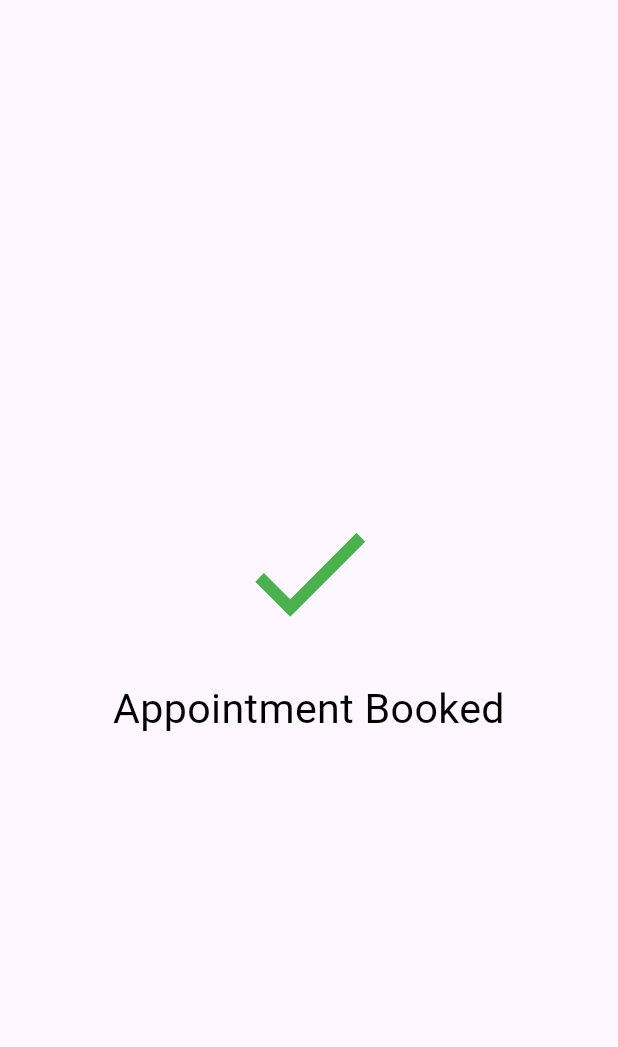
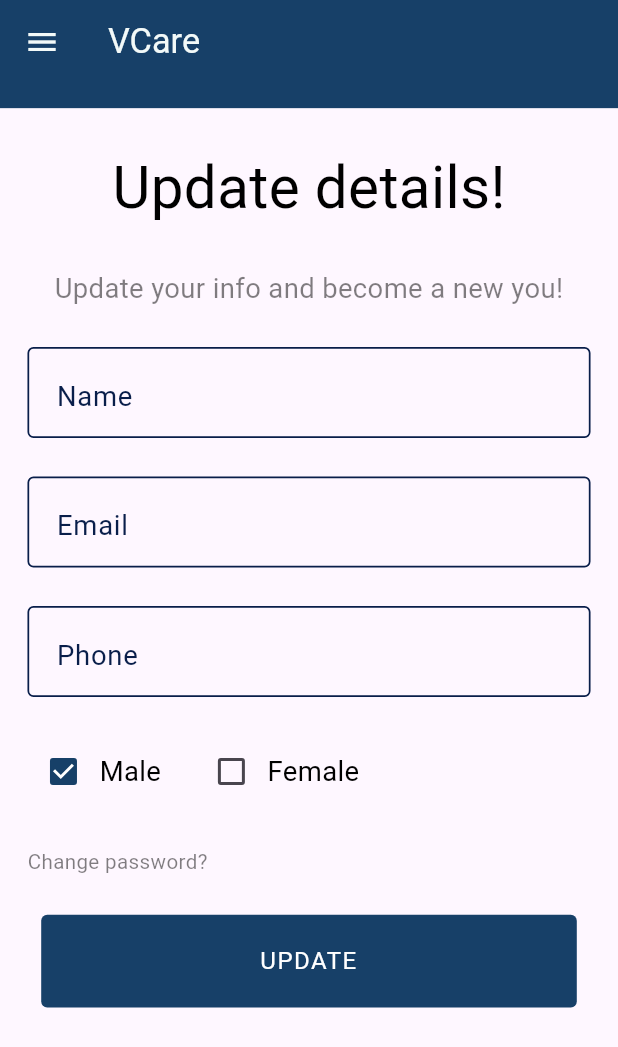
Before and after one commit to ahmedhany20200050/OBA_VCare_App, a Flutter app: the screen it shows after launch, on a phone screen of 412 x 824 dp. Shown: the top 1047 px of the screen. Run offline on Flutter 3.47's test engine with Material 2 defaults, Android fonts, the phone set to English and light mode, and no system bars; our stand-ins replace flutter_bloc, flutter_secure_storage, flutter_svg, google_fonts, shared_preferences; missing offline and left inert: animated_snack_bar.

Commit message:
user profile edit screen UI

```diff
--- a/lib/Features/doctor details(booking)/presentation/views/doctor_details.dart
+++ b/lib/Features/doctor details(booking)/presentation/views/doctor_details.dart
@@ -20,6 +20,12 @@ class _DoctorDetailsState extends State<DoctorDetails> {
   int? selectedTimeIndex;
   bool firsttimeinthispage = true;
   bool isPicked = false;
+
+  @override
+  void initState() {
+    // BlocProvider.of<DoctorDetailsCubit>(context).showDoctorDetails(docId: );
+    super.initState();
+  }
 
   @override
   Widget build(BuildContext context) {
--- a/lib/Features/user_profile/presentation/views/user_profile.dart
+++ b/lib/Features/user_profile/presentation/views/user_profile.dart
@@ -1,4 +1,5 @@
 import 'package:flutter/material.dart';
+import 'package:untitled/Features/user_profile_edit/presentation/views/user_profile_edit.dart';
 import 'package:untitled/core/app_colors.dart';
 import 'package:untitled/core/app_styles.dart';
 import 'package:untitled/core/utils/size_config.dart';
@@ -41,10 +42,13 @@ class UserProfile extends StatelessWidget {
                       color: AppColors.colorBlack.withOpacity(0.5),
                     ),
                   ),
-                  Icon(
-                    Icons.edit,
-                    size: 20,
-                    color: AppColors.colorBlack.withOpacity(0.5),
+                  GestureDetector(
+                    onTap: () => Navigator.of(context).pushNamed(UserProfileEdit.id),
+                    child: Icon(
+                      Icons.edit,
+                      size: 20,
+                      color: AppColors.colorBlack.withOpacity(0.5),
+                    ),
                   ),
                 ],
               ),
--- /dev/null
+++ b/lib/Features/user_profile_edit/presentation/views/user_profile_edit.dart
@@ -0,0 +1,163 @@
+// ignore_for_file: body_might_complete_normally_nullable
+
+import 'package:flutter/material.dart';
+import 'package:untitled/core/app_colors.dart';
+import 'package:untitled/core/app_styles.dart';
+import 'package:untitled/core/utils/size_config.dart';
+import 'package:untitled/core/widgets/custom_app_bar.dart';
+import 'package:untitled/core/widgets/custom_text_form_field.dart';
+
+class UserProfileEdit extends StatefulWidget {
+  const UserProfileEdit({super.key});
+  static String id = "UserProfileEdit";
+
+  @override
+  State<UserProfileEdit> createState() => _UserProfileEditState();
+}
+
+class _UserProfileEditState extends State<UserProfileEdit> {
+  GlobalKey<FormState> formkey = GlobalKey();
+  TextEditingController name = TextEditingController();
+  TextEditingController email = TextEditingController();
+  TextEditingController phone = TextEditingController();
+  bool isMale = true;
+
+  @override
+  Widget build(BuildContext context) {
+    return Scaffold(
+      appBar: const CustomAppBar(),
+      drawer: const Drawer(),
+      body: Padding(
+        padding: EdgeInsets.symmetric(
+          horizontal: 16 * SizeConfig.horizontalBlock,
+          vertical: 20 * SizeConfig.verticalBlock,
+        ),
+        child: SingleChildScrollView(
+          child: Form(
+            key: formkey,
+            child: Column(
+              crossAxisAlignment: CrossAxisAlignment.center,
+              children: [
+                Text(
+                  'Update details!',
+                  style: AppStyles.textStyle34w400roboto,
+                ),
+                SizedBox(
+                  height: 20 * SizeConfig.verticalBlock,
+                ),
+                Text(
+                  'Update your info and become a new you!',
+                  textAlign: TextAlign.center,
+                  style: AppStyles.textStyle34w400roboto.copyWith(
+                    fontSize: 16 * SizeConfig.textRatio,
+                    color: AppColors.colorBlack.withOpacity(0.5),
+                  ),
+                ),
+                SizedBox(
+                  height: 20 * SizeConfig.verticalBlock,
+                ),
+                CustomTextFormField(
+                  controller: name,
+                  hintText: 'Name',
+                  validator: (p0) {},
+                ),
+                SizedBox(
+                  height: 20 * SizeConfig.verticalBlock,
+                ),
+                CustomTextFormField(
+                  controller: email,
+                  hintText: 'Email',
+                  validator: (p0) {},
+                ),
+                SizedBox(
+                  height: 20 * SizeConfig.verticalBlock,
+                ),
+                CustomTextFormField(
+                  controller: phone,
+                  hintText: 'Phone',
+                  validator: (p0) {},
+                ),
+                SizedBox(
+                  height: 20 * SizeConfig.verticalBlock,
+                ),
+                Row(
+                  children: [
+                    Checkbox(
+                        activeColor: AppColors.primaryColor,
+                        value: isMale,
+                        onChanged: (value) {
+                          setState(() {
+                            isMale = true;
+                          });
+                        }),
+                    Text(
+                      "Male",
+                      style: AppStyles.textStyle34w400roboto.copyWith(
+                        fontSize: 16 * SizeConfig.textRatio,
+                      ),
+                    ),
+                    SizedBox(
+                      width: 20 * SizeConfig.horizontalBlock,
+                    ),
+                    Checkbox(
+                        activeColor: AppColors.primaryColor,
+                        value: !isMale,
+                        onChanged: (value) {
+                          setState(() {
+                            isMale = false;
+                          });
+                        }),
+                    Text(
+                      "Female",
+                      style: AppStyles.textStyle34w400roboto.copyWith(
+                        fontSize: 16 * SizeConfig.textRatio,
+                      ),
+                    ),
+                  ],
+                ),
+                SizedBox(
+                  height: 20 * SizeConfig.verticalBlock,
+                ),
+                Align(
+                  alignment: Alignment.centerLeft,
+                  child: GestureDetector(
+                    onTap: () {},
+                    child: Text(
+                      'Change password?',
+                      style: AppStyles.textStyle34w400roboto.copyWith(
+                        fontSize: 12 * SizeConfig.textRatio,
+                        color: AppColors.colorBlack.withOpacity(0.5),
+                      ),
+                    ),
+                  ),
+                ),
+                SizedBox(
+                  height: 20 * SizeConfig.verticalBlock,
+                ),
+                SizedBox(
+                  height: 48 * SizeConfig.verticalBlock,
+                  width: 312 * SizeConfig.horizontalBlock,
+                  child: TextButton(
+                    style: TextButton.styleFrom(
+                        backgroundColor: AppColors.primaryColor,
+                        shape: RoundedRectangleBorder(
+                          borderRadius: BorderRadius.circular(4),
+                        )),
+                    onPressed: () async {
+                      if (formkey.currentState!.validate()) {}
+                    },
+                    child: Text(
+                      "UPDATE",
+                      textAlign: TextAlign.center,
+                      style: AppStyles.buttonTextStyle,
+                    ),
+                  ),
+                )
+              ],
+            ),
+          ),
+        ),
+      ),
+    );
+  }
+}
--- a/lib/main.dart
+++ b/lib/main.dart
@@ -13,6 +13,7 @@ import 'package:untitled/Features/login/presentation/manger/cubit/login_cubit.da
 import 'package:untitled/Features/register/presentation/manger/cubit/register_cubit.dart';
 import 'package:untitled/Features/success_state/view/success_screen.dart';
 import 'package:untitled/Features/user_profile/presentation/views/user_profile.dart';
+import 'package:untitled/Features/user_profile_edit/presentation/views/user_profile_edit.dart';
 // import 'package:untitled/Features/user_profile/presentation/views/user_profile.dart';
 // import 'package:untitled/Features/register/presentation/views/register_screen.dart';
 import 'package:untitled/core/app_colors.dart';
@@ -37,9 +38,10 @@ class MyApp extends StatelessWidget {
       providers: [
         BlocProvider(create: (context) => RegisterCubit()),
         BlocProvider(create: (context) => LoginCubit()),
+        BlocProvider(create: (context) => DoctorDetailsCubit()),
         BlocProvider(
             create: (context) =>
-                DoctorDetailsCubit()..showDoctorDetails(docId: '3')),
+                DoctorDetailsCubit()),
         BlocProvider<BottomNavigationBarCubit>(
             create: (context) => BottomNavigationBarCubit()),
       ],
@@ -51,7 +53,7 @@ class MyApp extends StatelessWidget {
           colorScheme: ColorScheme.fromSeed(seedColor: Colors.deepPurple),
           useMaterial3: true,
         ),
-        initialRoute: SuccessStateScreen.id,
+        initialRoute: UserProfileEdit.id,
         routes: {
           LoginScreen.id: (context) => const LoginScreen(),
           RegisterScreen.id: (context) => const RegisterScreen(),
@@ -63,6 +65,7 @@ class MyApp extends StatelessWidget {
           DoctorDetails.id: (context) => const DoctorDetails(),
           UserProfile.id: (context) => const UserProfile(),
           SuccessStateScreen.id: (context) => const SuccessStateScreen(),
+          UserProfileEdit.id: (context) => const UserProfileEdit(),
         },
       ),
     );
```
